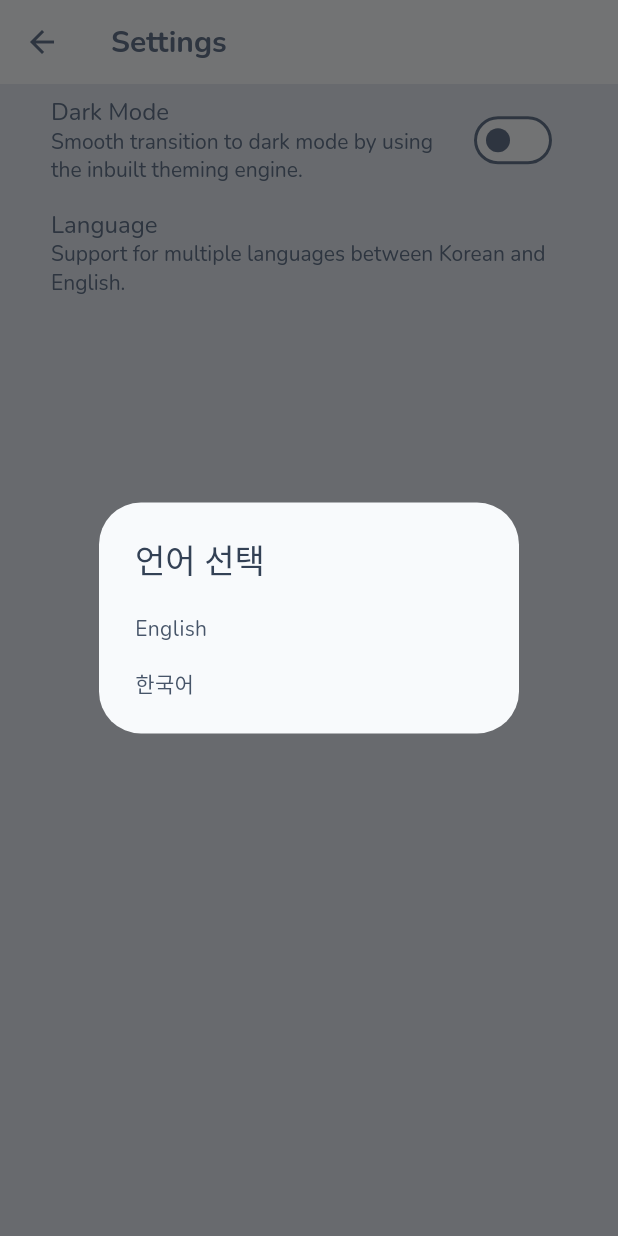
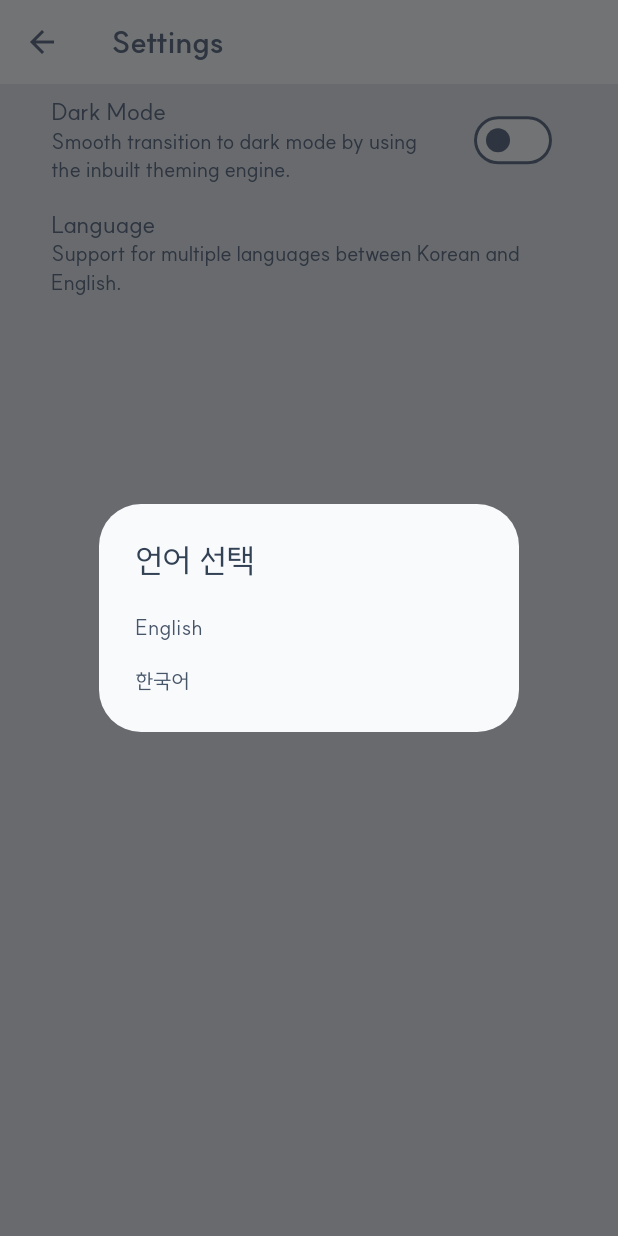
Before and after one commit to sendminder/toddle-toddle, a Flutter app: the SettingsScreen screen opened directly, after a tap on "Language", on a phone screen of 412 x 824 dp. Run offline on Flutter 3.47's test engine with Material 3 defaults, Android fonts, the phone set to English and light mode, and no system bars; our stand-ins replace easy_localization, fluentui_system_icons, flutter_riverpod, hive, hive_flutter; missing offline and left inert: flutter_displaymode; accounts and stored records are empty; project files that could hold a hidden picture were left out.

Commit message:
폰트 추가

```diff
--- a/lib/config/theme.dart
+++ b/lib/config/theme.dart
@@ -62,67 +62,67 @@ final ColorScheme darkColorScheme = ColorScheme.dark(
 
 final ThemeData lightTheme = ThemeData(
   colorScheme: lightColorScheme,
-  fontFamily: 'Nunito',
+  fontFamily: 'SUITE',
   textTheme: TextTheme(
     displayLarge: TextStyle(
       color: textSwatch.shade700,
-      fontFamily: 'Nunito',
+      fontFamily: 'SUITE',
     ),
     displayMedium: TextStyle(
       color: textSwatch.shade600,
-      fontFamily: 'Nunito',
+      fontFamily: 'SUITE',
     ),
     displaySmall: TextStyle(
       color: textSwatch.shade500,
-      fontFamily: 'Nunito',
+      fontFamily: 'SUITE',
     ),
     headlineLarge: TextStyle(
       color: textSwatch.shade700,
-      fontFamily: 'Nunito',
+      fontFamily: 'SUITE',
     ),
     headlineMedium: TextStyle(
       color: textSwatch.shade600,
-      fontFamily: 'Nunito',
+      fontFamily: 'SUITE',
     ),
     headlineSmall: TextStyle(
       color: textSwatch.shade500,
-      fontFamily: 'Nunito',
+      fontFamily: 'SUITE',
     ),
     titleLarge: TextStyle(
       color: textSwatch.shade700,
-      fontFamily: 'Nunito',
+      fontFamily: 'SUITE',
     ),
     titleMedium: TextStyle(
       color: textSwatch.shade600,
-      fontFamily: 'Nunito',
+      fontFamily: 'SUITE',
     ),
     titleSmall: TextStyle(
       color: textSwatch.shade500,
-      fontFamily: 'Nunito',
+      fontFamily: 'SUITE',
     ),
     bodyLarge: TextStyle(
       color: textSwatch.shade700,
-      fontFamily: 'Nunito',
+      fontFamily: 'SUITE',
     ),
     bodyMedium: TextStyle(
       color: textSwatch.shade600,
-      fontFamily: 'Nunito',
+      fontFamily: 'SUITE',
     ),
     bodySmall: TextStyle(
       color: textSwatch.shade500,
-      fontFamily: 'Nunito',
+      fontFamily: 'SUITE',
     ),
     labelLarge: TextStyle(
       color: textSwatch.shade700,
-      fontFamily: 'Nunito',
+      fontFamily: 'SUITE',
     ),
     labelMedium: TextStyle(
       color: textSwatch.shade600,
-      fontFamily: 'Nunito',
+      fontFamily: 'SUITE',
     ),
     labelSmall: TextStyle(
       color: textSwatch.shade500,
-      fontFamily: 'Nunito',
+      fontFamily: 'SUITE',
     ),
   ),
   checkboxTheme: CheckboxThemeData(
@@ -178,63 +178,63 @@ final ThemeData darkTheme = lightTheme.copyWith(
   textTheme: TextTheme(
     displayLarge: TextStyle(
       color: textSwatch.shade200,
-      fontFamily: 'Nunito',
+      fontFamily: 'SUITE',
     ),
     displayMedium: TextStyle(
       color: textSwatch.shade300,
-      fontFamily: 'Nunito',
+      fontFamily: 'SUITE',
     ),
     displaySmall: TextStyle(
       color: textSwatch.shade400,
-      fontFamily: 'Nunito',
+      fontFamily: 'SUITE',
     ),
     headlineLarge: TextStyle(
       color: textSwatch.shade200,
-      fontFamily: 'Nunito',
+      fontFamily: 'SUITE',
     ),
     headlineMedium: TextStyle(
       color: textSwatch.shade300,
-      fontFamily: 'Nunito',
+      fontFamily: 'SUITE',
     ),
     headlineSmall: TextStyle(
       color: textSwatch.shade400,
-      fontFamily: 'Nunito',
+      fontFamily: 'SUITE',
     ),
     titleLarge: TextStyle(
       color: textSwatch.shade200,
-      fontFamily: 'Nunito',
+      fontFamily: 'SUITE',
     ),
     titleMedium: TextStyle(
       color: textSwatch.shade300,
-      fontFamily: 'Nunito',
+      fontFamily: 'SUITE',
     ),
     titleSmall: TextStyle(
       color: textSwatch.shade400,
-      fontFamily: 'Nunito',
+      fontFamily: 'SUITE',
     ),
     bodyLarge: TextStyle(
       color: textSwatch.shade200,
-      fontFamily: 'Nunito',
+      fontFamily: 'SUITE',
     ),
     bodyMedium: TextStyle(
       color: textSwatch.shade300,
-      fontFamily: 'Nunito',
+      fontFamily: 'SUITE',
     ),
     bodySmall: TextStyle(
       color: textSwatch.shade400,
-      fontFamily: 'Nunito',
+      fontFamily: 'SUITE',
     ),
     labelLarge: TextStyle(
       color: textSwatch.shade200,
-      fontFamily: 'Nunito',
+      fontFamily: 'SUITE',
     ),
     labelMedium: TextStyle(
       color: textSwatch.shade300,
-      fontFamily: 'Nunito',
+      fontFamily: 'SUITE',
     ),
     labelSmall: TextStyle(
       color: textSwatch.shade400,
-      fontFamily: 'Nunito',
+      fontFamily: 'SUITE',
     ),
   ),
   checkboxTheme: CheckboxThemeData(
--- a/lib/widgets/bottom_nav_bar.dart
+++ b/lib/widgets/bottom_nav_bar.dart
@@ -33,6 +33,16 @@ class BottomNavBar extends ConsumerWidget {
         backgroundColor: Colors.transparent,
         selectedItemColor: Theme.of(context).colorScheme.primary,
         unselectedItemColor: Theme.of(context).textTheme.bodySmall!.color,
+        selectedFontSize: 12,
+        selectedLabelStyle: const TextStyle(
+          fontFamily: 'SUITE',
+          fontWeight: FontWeight.w300,
+        ),
+        unselectedFontSize: 12,
+        unselectedLabelStyle: const TextStyle(
+          fontFamily: 'SUITE',
+          fontWeight: FontWeight.w300,
+        ),
         items: <BottomNavigationBarItem>[
           BottomNavigationBarItem(
             icon: const Icon(FluentIcons.run_24_regular),
```
Also changed, not shown: pubspec.yaml (+20 -0 lines), assets/fonts/SUITE-Bold.ttf (added), assets/fonts/SUITE-Light.ttf (added), assets/fonts/SUITE-Medium.ttf (added), assets/fonts/SUITE-Regular.ttf (added), 3 other files.
